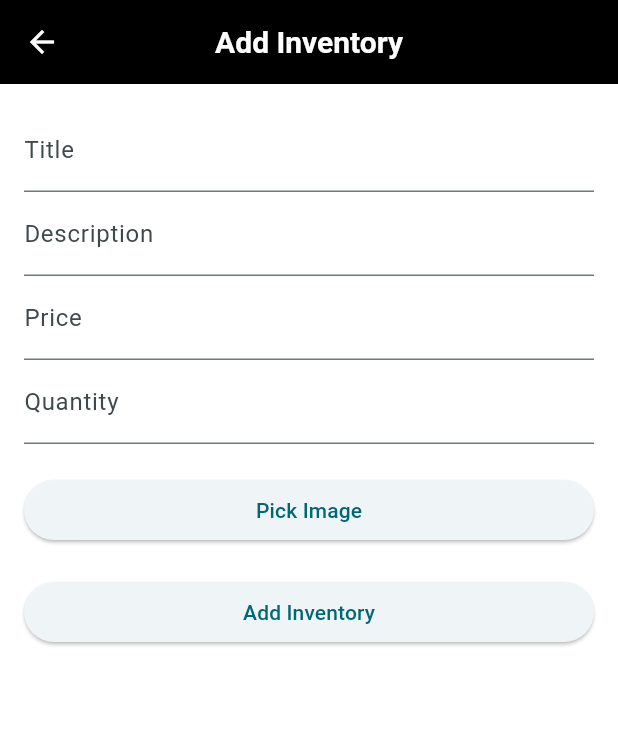
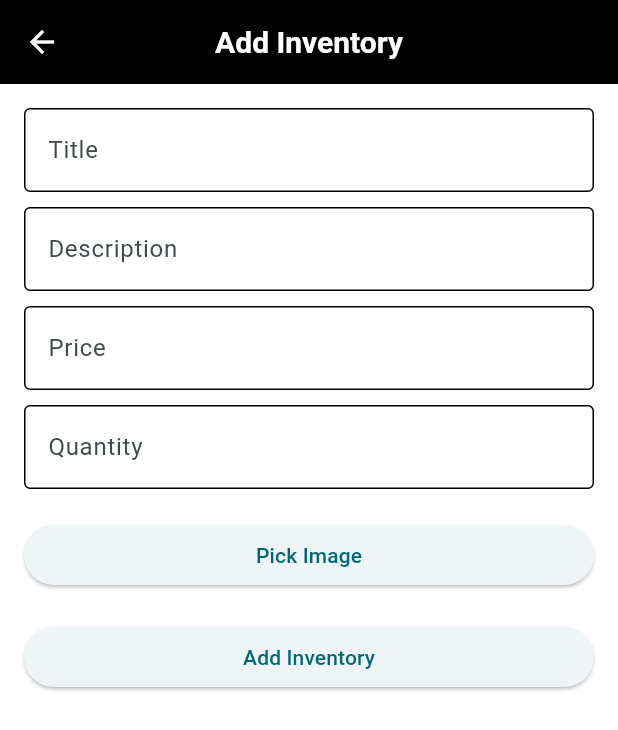
Before and after one commit to jordydave/crud_apps_mobile, a Flutter app: the AddInventoryPage screen opened directly, on a phone screen of 412 x 824 dp. Shown: the top 730 px of the screen. Run offline on Flutter 3.47's test engine with Material 3 defaults, Android fonts, the phone set to English and light mode, and no system bars; our stand-ins replace image_picker; network calls fail.

Commit message:
Refactor inventory form fields to use SharedTextFormField for consistency and maintainability

```diff
--- a/lib/pages/add_inventory_page.dart
+++ b/lib/pages/add_inventory_page.dart
@@ -1,5 +1,6 @@
 import 'dart:io';
 import 'package:crud_api/pages/list_inventory_page.dart';
+import 'package:crud_api/widgets/shared_textformfield.dart';
 import 'package:flutter/material.dart';
 import 'package:crud_api/models/inventory_model.dart';
 import 'package:crud_api/services/inventory_service.dart';
@@ -148,9 +149,9 @@ class _AddInventoryPageState extends State<AddInventoryPage> {
             children: [
               ListView(
                 children: [
-                  TextFormField(
+                  SharedTextFormField(
                     controller: _titleController,
-                    decoration: const InputDecoration(labelText: 'Title'),
+                    labelText: 'Title',
                     validator: (value) {
                       if (value == null || value.isEmpty) {
                         return 'Please enter a title';
@@ -158,9 +159,10 @@ class _AddInventoryPageState extends State<AddInventoryPage> {
                       return null;
                     },
                   ),
-                  TextFormField(
+                  SizedBox(height: 10),
+                  SharedTextFormField(
                     controller: _descriptionController,
-                    decoration: const InputDecoration(labelText: 'Description'),
+                    labelText: 'Description',
                     validator: (value) {
                       if (value == null || value.isEmpty) {
                         return 'Please enter a description';
@@ -168,9 +170,10 @@ class _AddInventoryPageState extends State<AddInventoryPage> {
                       return null;
                     },
                   ),
-                  TextFormField(
+                  SizedBox(height: 10),
+                  SharedTextFormField(
                     controller: _priceController,
-                    decoration: const InputDecoration(labelText: 'Price'),
+                    labelText: 'Price',
                     keyboardType: TextInputType.number,
                     inputFormatters: [
                       FilteringTextInputFormatter.digitsOnly,
@@ -187,9 +190,10 @@ class _AddInventoryPageState extends State<AddInventoryPage> {
                       return null;
                     },
                   ),
-                  TextFormField(
+                  SizedBox(height: 10),
+                  SharedTextFormField(
                     controller: _quantityController,
-                    decoration: const InputDecoration(labelText: 'Quantity'),
+                    labelText: 'Quantity',
                     keyboardType: TextInputType.number,
                     validator: (value) {
                       if (value == null || value.isEmpty) {
--- /dev/null
+++ b/lib/widgets/shared_textformfield.dart
@@ -0,0 +1,48 @@
+import 'package:flutter/material.dart';
+import 'package:flutter/services.dart';
+
+class SharedTextFormField extends StatelessWidget {
+  final TextEditingController controller;
+  final String labelText;
+  final String? Function(String?)? validator;
+  final TextInputType keyboardType;
+  final List<TextInputFormatter>? inputFormatters;
+
+  const SharedTextFormField({
+    super.key,
+    required this.controller,
+    required this.labelText,
+    this.validator,
+    this.keyboardType = TextInputType.text,
+    this.inputFormatters,
+  });
+
+  @override
+  Widget build(BuildContext context) {
+    return TextFormField(
+      controller: controller,
+      decoration: InputDecoration(
+        labelText: labelText,
+        border: const OutlineInputBorder(),
+        enabledBorder: const OutlineInputBorder(
+          borderSide: BorderSide(color: Colors.black),
+        ),
+        errorBorder: const OutlineInputBorder(
+          borderSide: BorderSide(color: Colors.red),
+        ),
+        focusedErrorBorder: const OutlineInputBorder(
+          borderSide: BorderSide(color: Colors.red),
+        ),
+        disabledBorder: const OutlineInputBorder(
+          borderSide: BorderSide(color: Colors.grey),
+        ),
+        focusedBorder: const OutlineInputBorder(
+          borderSide: BorderSide(color: Colors.black),
+        ),
+      ),
+      validator: validator,
+      keyboardType: keyboardType,
+      inputFormatters: inputFormatters,
+    );
+  }
+}
```
